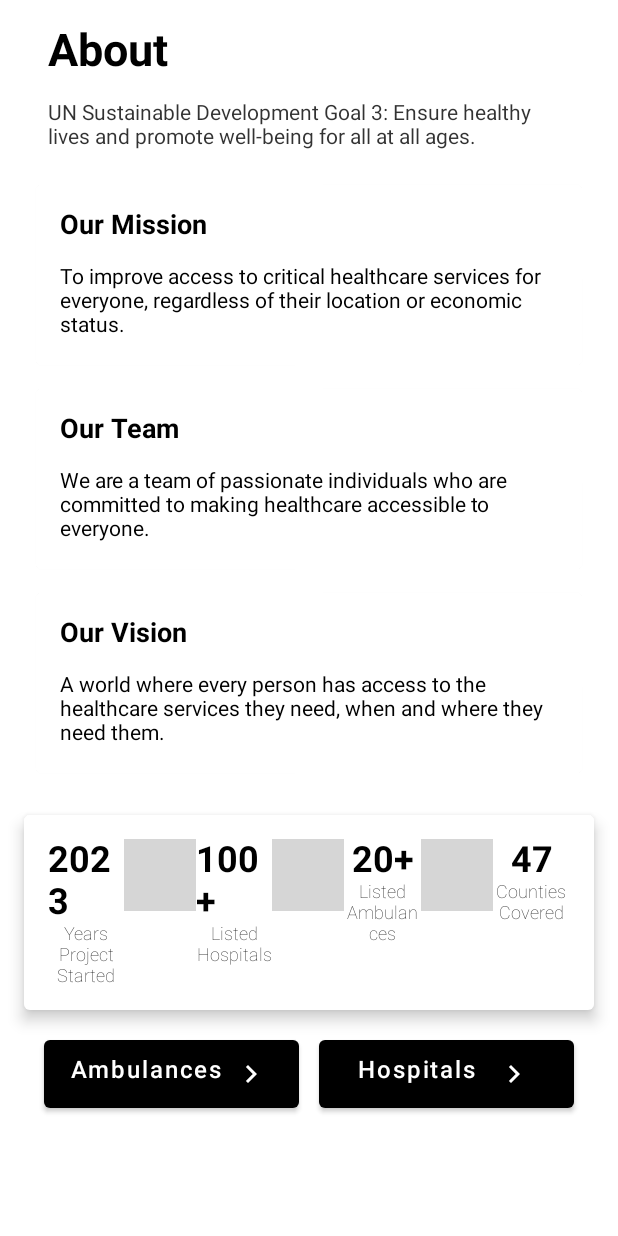
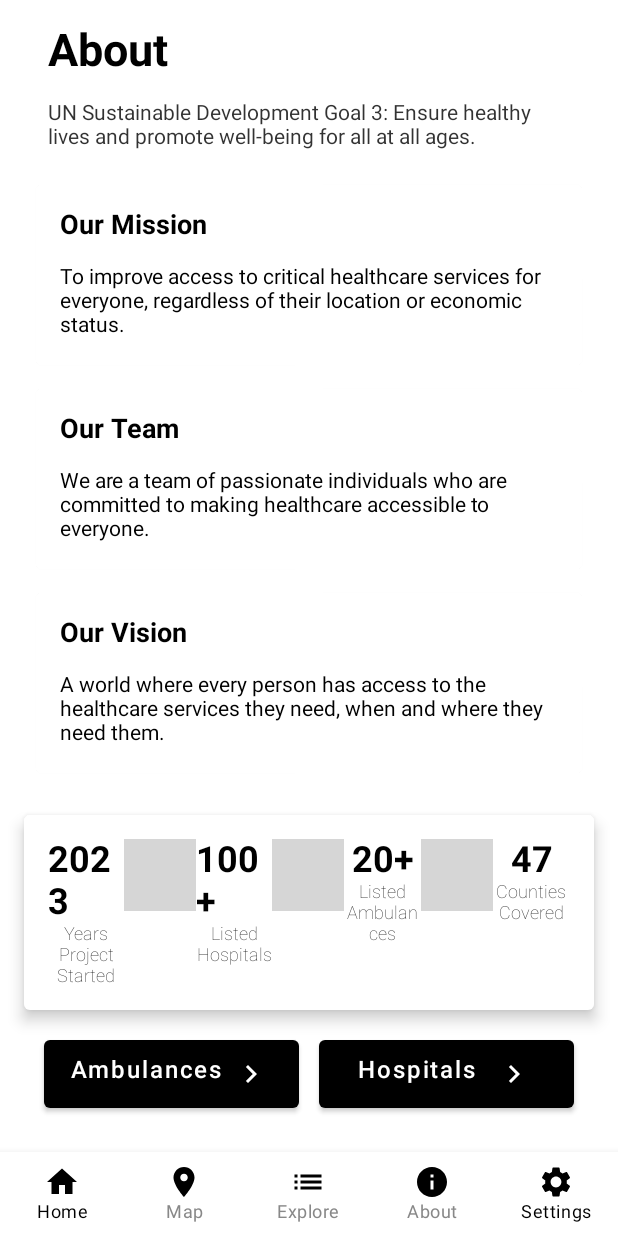
Before and after one commit to wakoliVotes/EasiDial-Care-GDSC-Solution-Challenge-2023, an Android app built with Jetpack Compose: the @Preview function AboutUsViewPreview, on a phone screen of 412 x 824 dp. Run offline under Robolectric (Android 15) with nearby library versions, the phone set to English and light mode, and no system bars; 3 statements that could not run were skipped; grey boxes are pictures that could not be loaded.

Commit message:
Correcting navigation bottom bar

```diff
--- a/app/src/main/java/com/example/googlesolution/MainActivity.kt
+++ b/app/src/main/java/com/example/googlesolution/MainActivity.kt
@@ -8,7 +8,7 @@ import androidx.compose.material.Surface
 import androidx.compose.runtime.Composable
 import androidx.compose.ui.Modifier
 import androidx.compose.ui.tooling.preview.Preview
-import com.example.googlesolution.presentation.onboarding.MainScreen
+import com.example.googlesolution.navgraph.NavGraph
 import com.example.googlesolution.ui.theme.GoogleSolutionTheme
 
 class MainActivity : ComponentActivity() {
@@ -18,7 +18,7 @@ class MainActivity : ComponentActivity() {
             GoogleSolutionTheme {
                 // A surface container using the 'background' color from the theme
                 Surface(modifier = Modifier.fillMaxSize()) {
-                   MainScreen()
+                    NavGraph()
                 }
             }
         }
@@ -30,6 +30,6 @@ class MainActivity : ComponentActivity() {
 @Composable
 fun DefaultPreview() {
     GoogleSolutionTheme {
-      MainScreen()
+        NavGraph()
     }
 }
--- a/app/src/main/java/com/example/googlesolution/navgraph/NavGraph.kt
+++ b/app/src/main/java/com/example/googlesolution/navgraph/NavGraph.kt
@@ -6,6 +6,7 @@ import androidx.navigation.compose.composable
 import androidx.navigation.compose.rememberNavController
 import com.example.googlesolution.presentation.bottomviews.AboutUsView
 import com.example.googlesolution.presentation.bottomviews.NotificationsView
+import com.example.googlesolution.presentation.bottomviews.SettingsView
 import com.example.googlesolution.presentation.homeviews.AmbulancesView
 import com.example.googlesolution.presentation.homeviews.EmergencyLessons
 import com.example.googlesolution.presentation.homeviews.HomeDashboard
@@ -53,6 +54,9 @@ fun NavGraph() {
         composable(route = Screens.Account.route) {
             AccountView(navController = navController)
         }
+        composable(route = Screens.Settings.route) {
+            SettingsView(navController = navController)
+        }
         composable(route = Screens.Notifications.route) {
             NotificationsView(navController = navController)
         }
--- a/app/src/main/java/com/example/googlesolution/navgraph/Screens.kt
+++ b/app/src/main/java/com/example/googlesolution/navgraph/Screens.kt
@@ -11,6 +11,7 @@ sealed class Screens(val route: String) {
     object EmergencyLessons: Screens("emergencylessons")
     object MapView: Screens("mapview")
     object About: Screens("about")
+    object Settings: Screens("settings")
     object Account: Screens("account")
     object Notifications: Screens("notifications")
 }
--- a/app/src/main/java/com/example/googlesolution/presentation/bottomviews/AboutView.kt
+++ b/app/src/main/java/com/example/googlesolution/presentation/bottomviews/AboutView.kt
@@ -23,11 +23,19 @@ import com.example.googlesolution.ui.theme.WaterAccent
 
 @Composable
 fun AboutUsView(
-    navController: NavHostController
+    navController: NavHostController,
+) {
+    Scaffold(
+        modifier = Modifier.background(Color.Red),
+    ) { paddingValues ->
+        Column(
+            modifier = Modifier
+                .fillMaxSize()
+                .padding(paddingValues)
         ) {
             Column(
                 modifier = Modifier
-            .fillMaxSize()
+                    .weight(0.9f)
                     .padding(horizontal = 16.dp)
             ) {
                 Text(
@@ -233,82 +241,10 @@ fun AboutUsView(
                     }
                 }
                 // Bottom navigation bar with icons for home, about us, settings and profile
-        /*
-        Spacer(modifier = Modifier.height(40.dp))
-        BottomNavigation(
-            backgroundColor = Color.White,
-            modifier = Modifier
-                .fillMaxWidth()
-                .height(56.dp)
-                .padding(bottom = 0.dp)
-        ) {
-            BottomNavigationItem(
-                icon = {
-                    Icon(
-                        imageVector = Icons.Default.Home,
-                        contentDescription = "Home",
-                        tint = Color.Black,
-                        modifier = Modifier.size(24.dp)
-                    )
-                },
-                label = { Text(text = "Home") },
-                selected = true,
-                onClick = { /*TODO*/ },
-                alwaysShowLabel = false,
-                selectedContentColor = Color.Black,
-                unselectedContentColor = Color.Gray,
-            )
-            BottomNavigationItem(
-                icon = {
-                    Icon(
-                        imageVector = Icons.Default.Info,
-                        contentDescription = "About Us",
-                        tint = Color.Black,
-                        modifier = Modifier.size(24.dp)
-                    )
-                },
-                label = { Text(text = "About Us") },
-                selected = false,
-                onClick = { /*TODO*/ },
-                alwaysShowLabel = true,
-                selectedContentColor = Color.Black,
-                unselectedContentColor = Color.Gray,
-            )
-            BottomNavigationItem(
-                icon = {
-                    Icon(
-                        imageVector = Icons.Default.Settings,
-                        contentDescription = "Settings",
-                        tint = Color.Black,
-                        modifier = Modifier.size(24.dp)
-                    )
-                },
-                label = { Text(text = "Settings") },
-                selected = true,
-                onClick = { /*TODO*/ },
-                alwaysShowLabel = false,
-                selectedContentColor = Color.Black,
-                unselectedContentColor = Color.Gray,
-            )
-            BottomNavigationItem(
-                icon = {
-                    Icon(
-                        imageVector = Icons.Default.Person,
-                        contentDescription = "Profile",
-                        tint = Color.Black,
-                        modifier = Modifier.size(24.dp)
-                    )
-                },
-                label = { Text(text = "Profile") },
-                selected = false,
-                onClick = { /*TODO*/ },
-                alwaysShowLabel = true,
-                selectedContentColor = Color.Black,
-                unselectedContentColor = Color.Gray,
-            )
+                // ADD BOTTOM NAVIGATION BAR HERE
             }
-
-         */
+            BottomNavBarItems( navController = rememberNavController())
+        }
     }
 }
 
@@ -343,3 +279,126 @@ fun MilestoneBox(
 fun AboutUsViewPreview() {
     AboutUsView(navController = rememberNavController())
 }
+
+@Composable
+fun BottomNavBarItems(
+    navController: NavHostController
+) {
+    BottomNavigation(
+        backgroundColor = Color.White,
+        modifier = Modifier
+            .fillMaxWidth()
+            .height(56.dp)
+            .padding(bottom = 0.dp)
+    ) {
+        BottomNavigationItem(
+            icon = {
+                Icon(
+                    imageVector = Icons.Default.Home,
+                    contentDescription = "Home",
+                    tint = Color.Black,
+                    modifier = Modifier.size(24.dp)
+                )
+            },
+            label = { Text(text = "Home") },
+            selected = true,
+            onClick = {
+                      /*TODO*/
+                navController.navigate("home")
+                      },
+            alwaysShowLabel = false,
+            selectedContentColor = Color.Black,
+            unselectedContentColor = Color.Gray,
+        )
+        BottomNavigationItem(
+            icon = {
+                Icon(
+                    imageVector = Icons.Default.Place,
+                    contentDescription = "Map",
+                    tint = Color.Black,
+                    modifier = Modifier.size(24.dp)
+                )
+            },
+            label = { Text(text = "Map") },
+            selected = false,
+            onClick = { /*TODO*/ },
+            alwaysShowLabel = true,
+            selectedContentColor = Color.Black,
+            unselectedContentColor = Color.Gray,
+        )
+        BottomNavigationItem(
+            icon = {
+                Icon(
+                    imageVector = Icons.Default.List,
+                    contentDescription = "Explore",
+                    tint = Color.Black,
+                    modifier = Modifier.size(24.dp)
+                )
+            },
+            label = { Text(text = "Explore") },
+            selected = false,
+            onClick = { /*TODO*/ },
+            alwaysShowLabel = true,
+            selectedContentColor = Color.Black,
+            unselectedContentColor = Color.Gray,
+        )
+        BottomNavigationItem(
+            icon = {
+                Icon(
+                    imageVector = Icons.Default.Info,
+                    contentDescription = "About",
+                    tint = Color.Black,
+                    modifier = Modifier.size(24.dp)
+                )
+            },
+            label = { Text(text = "About") },
+            selected = false,
+            onClick = {
+                      /*TODO*/
+                        // navigate to about us
+                        navController.navigate("about")
+                      },
+            alwaysShowLabel = true,
+            selectedContentColor = Color.Black,
+            unselectedContentColor = Color.Gray,
+        )
+        BottomNavigationItem(
+            icon = {
+                Icon(
+                    imageVector = Icons.Default.Settings,
+                    contentDescription = "Settings",
+                    tint = Color.Black,
+                    modifier = Modifier.size(24.dp)
+                )
+            },
+            label = { Text(text = "Settings") },
+            selected = true,
+            onClick = {
+                      /*TODO*/
+                      // navigate to settings
+                navController.navigate("settings")
+                      },
+            alwaysShowLabel = false,
+            selectedContentColor = Color.Black,
+            unselectedContentColor = Color.Gray,
+        )
+        /*
+        BottomNavigationItem(
+            icon = {
+                Icon(
+                    imageVector = Icons.Default.Person,
+                    contentDescription = "Profile",
+                    tint = Color.Black,
+                    modifier = Modifier.size(24.dp)
+                )
+            },
+            label = { Text(text = "Profile") },
+            selected = false,
+            onClick = { /*TODO*/ },
+            alwaysShowLabel = true,
+            selectedContentColor = Color.Black,
+            unselectedContentColor = Color.Gray,
+        )
+         */
+    }
+}
--- a/app/src/main/java/com/example/googlesolution/presentation/onboarding/MainScreen.kt
+++ b/app/src/main/java/com/example/googlesolution/presentation/onboarding/MainScreen.kt
@@ -46,7 +46,7 @@ fun BottomBar(navController: NavHostController) {
     val currentDestination = navBackStackEntry?.destination
 
 
-    BottomNavigation() {
+    BottomNavigation {
         screens.forEach { screen ->
             AddItem(screen = screen,
                 currentDestination = currentDestination,
@@ -76,7 +76,6 @@ fun RowScope.AddItem(
         } == true,
         onClick = {
             navController.navigate(screen.route)
-
         }
     )
 }
```
Lines whose indentation alone changed are shown as unchanged.
